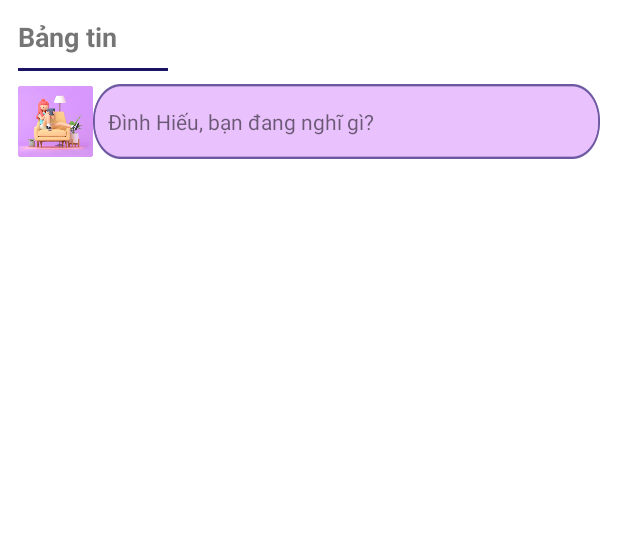
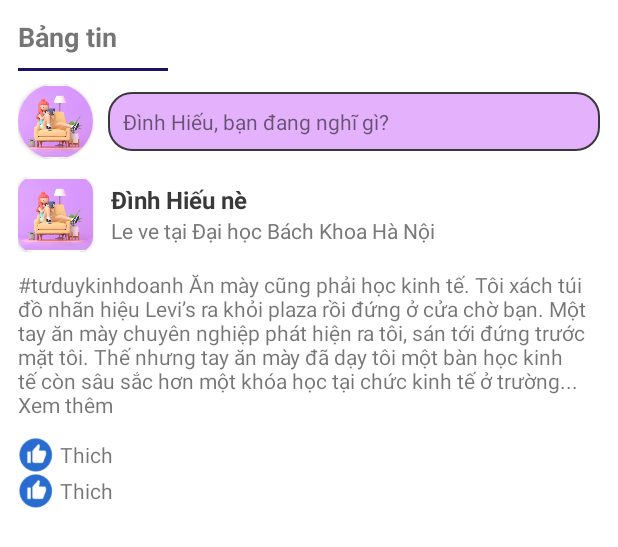
Before and after one commit to kreazyme/Mentorship, an Android app: the layout forum_screen.xml on its own in the app's theme, with its tools: preview values and no code run, on a phone screen of 412 x 824 dp. Shown: the top 547 px of the screen. Run offline under Robolectric (Android 15) with nearby library versions, the phone set to English and light mode, and no system bars.

Commit message:
init forum screen

```diff
--- /dev/null
+++ b/app/src/main/res/drawable/like_button.xml
@@ -0,0 +1,8 @@
+<?xml version="1.0" encoding="utf-8"?>
+<layer-list
+    xmlns:android="http://schemas.android.com/apk/res/android">
+<item
+    android:height="24dp"
+    android:width="24dp"
+    android:drawable="@drawable/like_icon"/>
+</layer-list>
--- /dev/null
+++ b/app/src/main/res/drawable/new_post_bg_xml.xml
@@ -0,0 +1,13 @@
+<?xml version="1.0" encoding="utf-8"?>
+<shape xmlns:android="http://schemas.android.com/apk/res/android"
+    android:shape="rectangle"
+    >
+<solid
+    android:color="@color/brackground"
+    />
+    <stroke android:width="1dp"
+        android:color="@color/graybold"
+        />
+
+    <corners android:radius="15dp"/>
+</shape>
--- a/app/src/main/res/layout/forum_screen.xml
+++ b/app/src/main/res/layout/forum_screen.xml
@@ -1,6 +1,7 @@
 <?xml version="1.0" encoding="utf-8"?>
 <LinearLayout xmlns:android="http://schemas.android.com/apk/res/android"
     android:layout_width="match_parent"
+    xmlns:app="http://schemas.android.com/apk/res-auto"
     android:padding="12dp"
     android:orientation="vertical"
     android:layout_height="match_parent">
@@ -18,22 +19,114 @@
 <LinearLayout
     android:layout_width="match_parent"
     android:layout_height="50dp">
-    <ImageView
+    <androidx.cardview.widget.CardView
         android:layout_width="50dp"
-        android:src="@drawable/logo"
-        android:id="@+id/forum_avatar"
-        android:layout_height="50dp"/>
+        app:cardCornerRadius="25dp"
+        android:layout_height="50dp">
+        <ImageView
+            android:layout_width="match_parent"
+            android:src="@drawable/logo"
+            android:id="@+id/forum_avatar"
+            android:layout_height="match_parent"/>
+    </androidx.cardview.widget.CardView>
     <TextView
-        android:layout_width="wrap_content"
-        android:background="@drawable/new_post_bg"
-        android:padding="10dp"
+        android:layout_width="match_parent"
+        android:background="@drawable/new_post_bg_xml"
         android:text="Đình Hiếu, bạn đang nghĩ gì?"
-        android:gravity="center_vertical"
-        android:layout_height="50dp"/>
+        android:layout_gravity="center"
+        android:paddingLeft="10dp"
+        android:layout_marginLeft="10dp"
+        android:paddingTop="10dp"
+        android:paddingBottom="10dp"
+        android:layout_height="wrap_content"/>
 </LinearLayout>
     <ScrollView
         android:layout_width="match_parent"
         android:layout_height="wrap_content">
-
+<LinearLayout
+    android:layout_width="match_parent"
+    android:paddingVertical="12dp"
+    android:orientation="vertical"
+    android:layout_height="wrap_content">
+    <LinearLayout
+        android:layout_width="match_parent"
+        android:orientation="horizontal"
+        android:layout_height="50dp">
+        <androidx.cardview.widget.CardView
+            android:layout_width="50dp"
+            app:cardCornerRadius="10dp"
+            android:layout_height="50dp">
+            <ImageView
+                android:layout_width="50dp"
+                android:src="@drawable/logo"
+                android:layout_gravity="left"
+                android:layout_height="wrap_content"/>
+        </androidx.cardview.widget.CardView>
+<LinearLayout
+    android:layout_width="match_parent"
+    android:paddingHorizontal="12dp"
+    android:orientation="vertical"
+    android:layout_gravity="center_vertical"
+    android:layout_height="wrap_content">
+    <TextView
+        android:layout_width="match_parent"
+        android:text="Đình Hiếu nè"
+        android:textStyle="bold"
+        android:textColor="@color/graybold"
+        android:textSize="16sp"
+        android:layout_height="wrap_content"/>
+    <TextView
+        android:layout_width="match_parent"
+        android:text="Le ve tại Đại học Bách Khoa Hà Nội"
+        android:textSize="14sp"
+        android:textColor="@color/graytext"
+        android:layout_height="wrap_content"/>
+</LinearLayout>
+    </LinearLayout>
+    <TextView
+        android:layout_width="match_parent"
+        android:text="#tưduykinhdoanh
+Ăn mày cũng phải học kinh tế.
+Tôi xách túi đồ nhãn hiệu Levi’s ra khỏi plaza rồi đứng ở cửa chờ bạn. Một tay ăn mày chuyên nghiệp phát hiện ra tôi, sán tới đứng trước mặt tôi. Thế nhưng tay ăn mày đã dạy tôi một bàn học kinh tế còn sâu sắc hơn một khóa học tại chức kinh tế ở trường...
+Xem thêm"
+        android:paddingVertical="12dp"
+        android:layout_height="wrap_content"/>
+    <LinearLayout
+        android:layout_width="match_parent"
+        android:orientation="vertical"
+        android:layout_height="wrap_content">
+    <LinearLayout
+        android:layout_width="match_parent"
+        android:orientation="horizontal"
+        android:layout_height="wrap_content">
+        <ImageView
+            android:layout_width="24dp"
+            android:src="@drawable/like_button"
+            android:id="@+id/btn_like"
+            android:layout_height="24dp"/>
+        <TextView
+            android:layout_width="wrap_content"
+            android:text="Thich"
+            android:layout_gravity="center"
+            android:paddingHorizontal="4dp"
+            android:layout_height="wrap_content"/>
+    </LinearLayout>
+        <LinearLayout
+            android:layout_width="match_parent"
+            android:layout_height="wrap_content">
+            <ImageView
+                android:layout_width="24dp"
+                android:src="@drawable/like_button"
+                android:id="@+id/btn_comment"
+                android:layout_height="24dp"/>
+            <TextView
+                android:layout_width="wrap_content"
+                android:text="Thich"
+                android:layout_gravity="center"
+                android:paddingHorizontal="4dp"
+                android:layout_height="wrap_content"/>
+        </LinearLayout>
+</LinearLayout>
+</LinearLayout>
     </ScrollView>
 </LinearLayout>
```
Also changed, not shown: app/src/main/res/drawable/like_icon.png (added).
